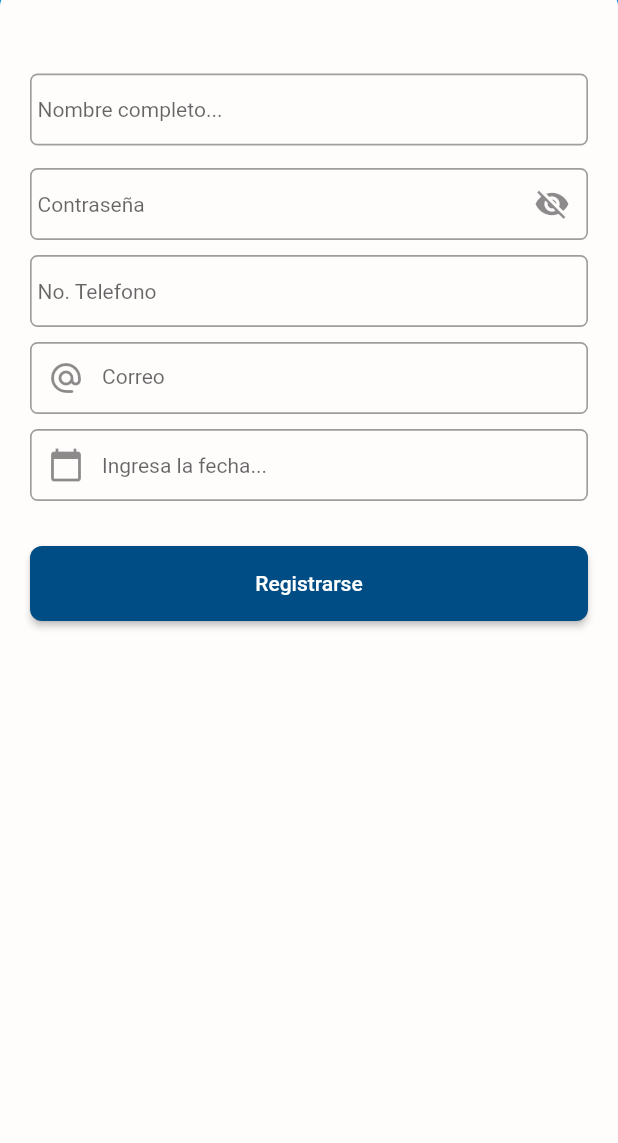
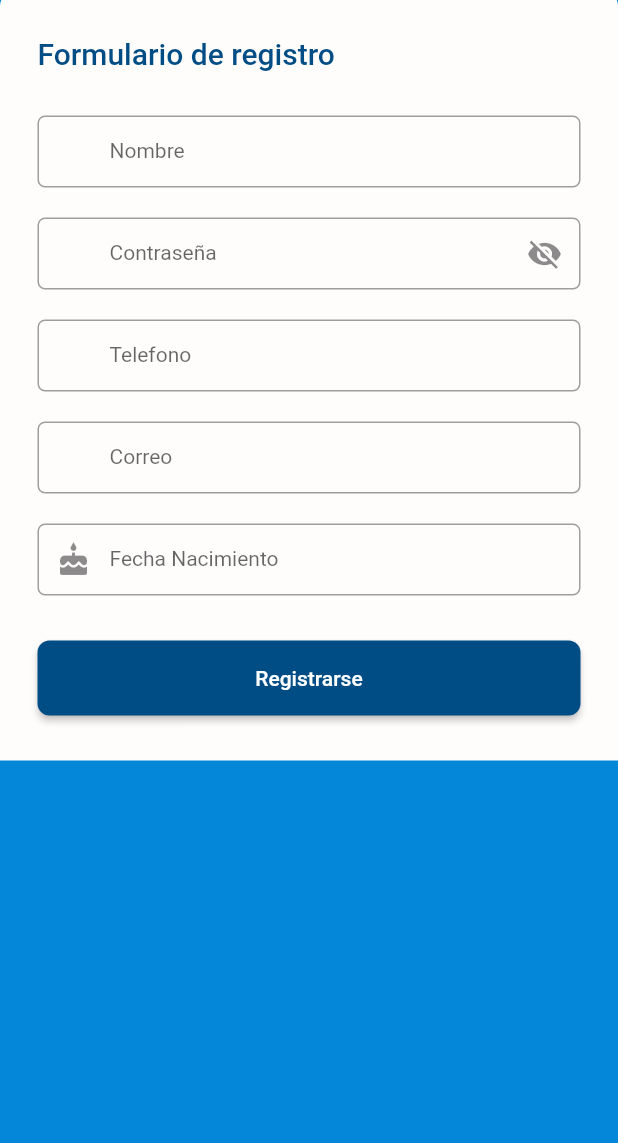
Before and after one commit to Tomas141199/findjob, a Flutter app: the screen it shows after launch, after a tap on "Registrarse", on a phone screen of 412 x 824 dp, the part 93-1236 px from its top. Run offline on Flutter 3.47's test engine with Material 2 defaults, Android fonts, the phone set to English and light mode, and no system bars; Roboto replaces fonts that are missing (Arial).

Commit message:
Agregar interfaces dos

```diff
--- a/lib/screens/login_screen.dart
+++ b/lib/screens/login_screen.dart
@@ -15,7 +15,7 @@ class LoginScreen extends StatelessWidget {
           child: Column(
             children: [
               const SizedBox(
-                height: 200,
+                height: 100,
               ),
               CardContainer(
                 child: Column(
@@ -24,12 +24,12 @@ class LoginScreen extends StatelessWidget {
                     const SizedBox(
                       height: 10,
                     ),
-                    Text(
-                      "Iniciar sesion",
-                      style: Theme.of(context).textTheme.headline5,
+                    Text('Iniciar sesión',
+                      style: AppTheme.subEncabezado,
+                      textAlign: TextAlign.center,
                     ),
 
-                    const _LoginForm(),
+                    const LoginForm(),
                       Padding(
                         padding: EdgeInsets.only(bottom: 15.0),
                       child:MaterialButton(
@@ -42,11 +42,11 @@ class LoginScreen extends StatelessWidget {
                           MaterialPageRoute(builder: (context) => RegistrationScreen()),
                         );
                       },
-                      color: Color.fromRGBO(0, 77, 133, 1),
+                      color: Colors.white,
                         child: Text(
                           'Registrarse',
                           style: TextStyle(
-                            color: Colors.white
+                            color: Colors.black87
                           ),
                         ),
                       ),
@@ -62,10 +62,18 @@ class LoginScreen extends StatelessWidget {
   }
 }
 
-class _LoginForm extends StatelessWidget {
-  const _LoginForm({
+class LoginForm extends StatefulWidget{
+  const LoginForm({
     Key? key,
   }) : super(key: key);
+
+  @override
+  _LoginForm createState()=>_LoginForm();
+}
+
+class _LoginForm extends State<LoginForm> {
+
+  bool visible=false;
 
   @override
   Widget build(BuildContext context) {
@@ -74,13 +82,26 @@ class _LoginForm extends StatelessWidget {
       child: Column(
         crossAxisAlignment: CrossAxisAlignment.stretch,
         children: [
-          TextFormField(
+          /**TextFormField:Correo electronico */
+          Padding(
+              padding: EdgeInsets.only(top:20.0),
+              child:TextFormField(
                 autocorrect: false,
                 keyboardType: TextInputType.emailAddress,
-            decoration: const InputDecoration(
+
+              style: TextStyle(
+                 fontSize: 14.0,
+                 color: Colors.black,
+                ),
+
+                decoration: InputDecoration(
                   labelText: "Correo",
                   hintText: "job@gmail.com",
                   prefixIcon: Icon(Icons.alternate_email_rounded),
+                  //suffixIcon: Icon(Icons.eyes),
+                  contentPadding: const EdgeInsets.symmetric(vertical: 5,horizontal: 5),
+                  enabledBorder:AppTheme.lightTheme.inputDecorationTheme.enabledBorder,
+                  focusedBorder: AppTheme.lightTheme.inputDecorationTheme.focusedBorder,
                 ),
               validator: (value) {
                 String pattern =
@@ -91,22 +112,41 @@ class _LoginForm extends StatelessWidget {
                   : "El formato no es valido";
               },
             ),
-          const SizedBox(
-            height: 30,
           ),
-          TextFormField(
-            autocorrect: false,
-            obscureText: true,
-            keyboardType: TextInputType.emailAddress,
-            decoration: const InputDecoration(
+
+          Padding(
+              padding: EdgeInsets.only(top:20.0),
+              child:TextFormField(
+              obscureText: !visible,
+              style: TextStyle(
+                fontSize: 14.0,
+                color: Colors.black,
+              ),
+
+              decoration: InputDecoration(
                 labelText: "Contraseña",
-              hintText: "***********",
-              prefixIcon: Icon(Icons.lock_rounded),
+                hintText: '*********',
+                prefixIcon: Icon(Icons.lock),
+                suffixIcon: IconButton(
+
+                  icon:new Icon(visible?Icons.visibility:Icons.visibility_off),
+                  onPressed: () {
+                    setState(() {
+                      visible=!visible;
+                    });
+                  },
                 ),
+                contentPadding: const EdgeInsets.symmetric(vertical: 5,horizontal: 5),
+                enabledBorder:AppTheme.lightTheme.inputDecorationTheme.enabledBorder,
+                focusedBorder: AppTheme.lightTheme.inputDecorationTheme.focusedBorder,
+              ),
+
+              //Se valida el texto que se recibe
              validator: (value) {
               if (value != null && value.length >= 6) return null;
               return "La longitud debe de ser de 6 caracteres";
             },
+            ),
           ),
           Padding(
             padding: EdgeInsets.only(top:25.0,bottom: 15.0),
--- a/lib/screens/registration_screen.dart
+++ b/lib/screens/registration_screen.dart
@@ -1,3 +1,4 @@
+import 'package:findjob_app/theme/app_theme.dart';
 import 'package:flutter/material.dart';
 import 'package:flutter/services.dart';
 import 'package:intl/intl.dart';
@@ -11,7 +12,6 @@ class RegistrationScreen extends StatefulWidget{
 class _RegistrationScreen extends State<RegistrationScreen>{
 
   bool visible=false;
-
   TextEditingController dateInput = TextEditingController();
 
   @override
@@ -24,7 +24,7 @@ class _RegistrationScreen extends State<RegistrationScreen>{
   Widget build(BuildContext context){
     return SafeArea(
       child: Scaffold(
-        backgroundColor: Color.fromRGBO(4, 135, 217, 1),
+        backgroundColor: Theme.of(context).primaryColor,
           appBar: AppBar(
             backgroundColor: Color.fromRGBO(4, 135, 217, 1),
             elevation: 0,
@@ -40,9 +40,14 @@ class _RegistrationScreen extends State<RegistrationScreen>{
               ),
           centerTitle: true,
         ),
-        body: Center(
+        body: Container(
+
+          height: double.infinity,
+
+          child:Expanded(
+          child:SingleChildScrollView(
           child: Container(
-            padding: EdgeInsets.all(20.0),
+            padding: EdgeInsets.only(top:30.0,right: 25.0,left: 25.0),
             decoration: BoxDecoration(
               color: Color.fromRGBO(255, 252, 252, 1),
               borderRadius: BorderRadius.only(
@@ -50,24 +55,22 @@ class _RegistrationScreen extends State<RegistrationScreen>{
                 topRight: Radius.circular(10),
               ),
             ),
-            child:Row(
-              children: <Widget>[
-                Expanded(
+
             child:Column(
               crossAxisAlignment: CrossAxisAlignment.stretch,
               children: <Widget>[
-
+                Text('Formulario de registro',
+                  style: AppTheme.subEncabezado,
+                ),
                 Padding(
-                        padding: EdgeInsets.only(top: 30.0),
+                  padding: EdgeInsets.only(top: 20.0),
                    child:_FormularioInicioSesion(context),
                 ),
 
               ],
             ),
           ),
-              ],
         ),
-
       ),
         ),
       ),
@@ -81,7 +84,7 @@ class _RegistrationScreen extends State<RegistrationScreen>{
         crossAxisAlignment: CrossAxisAlignment.stretch,
         children:<Widget> [
           Padding(
-            padding: EdgeInsets.only(top:5.0,bottom: 10.0),
+            padding: EdgeInsets.only(top:10.0),
             child:TextFormField(
 
               style: TextStyle(
@@ -89,24 +92,15 @@ class _RegistrationScreen extends State<RegistrationScreen>{
                 color: Colors.black,
               ),
 
+
               decoration: InputDecoration(
-                hintText: 'Nombre completo...',
+                prefixIcon: Icon(Icons.usb_rounded,color: Colors.transparent,),
+                labelText: "Nombre",
+                hintText: 'Juan Perez Hernandez',
                 contentPadding: const EdgeInsets.symmetric(vertical: 5,horizontal: 5),
 
-                //Estilo del borde cuando el input esta habilitado
-                enabledBorder: OutlineInputBorder(
-                  borderRadius: BorderRadius.circular(5.0),
-                  borderSide: BorderSide(color: Colors.grey, width: 1.1),
-                ),
-
-                focusedBorder: OutlineInputBorder(
-                  gapPadding: 0.0,
-                  borderRadius: BorderRadius.circular(5.0),
-                  borderSide: BorderSide(
-                    color:  Color.fromRGBO(4, 135, 217, 1),
-                    width: 1
-                  ),
-                ),
+                enabledBorder:AppTheme.lightTheme.inputDecorationTheme.enabledBorder,
+                focusedBorder:AppTheme.lightTheme.inputDecorationTheme.focusedBorder,
               ),
 
               //Se valida el texto que se recibe
@@ -120,7 +114,7 @@ class _RegistrationScreen extends State<RegistrationScreen>{
           ),
 
           Padding(
-              padding: EdgeInsets.only(top:5.0,bottom: 5.0),
+              padding: EdgeInsets.only(top:20.0),
               child:TextFormField(
               obscureText: !visible,
               style: TextStyle(
@@ -129,8 +123,11 @@ class _RegistrationScreen extends State<RegistrationScreen>{
               ),
 
               decoration: InputDecoration(
-                hintText: 'Contraseña',
+                labelText: "Contraseña",
+                hintText: '*********',
+                prefixIcon: Icon(Icons.lock,color: Colors.transparent,),
                 suffixIcon: IconButton(
+
                   icon:new Icon(visible?Icons.visibility:Icons.visibility_off),
                   onPressed: () {
                     setState(() {
@@ -139,35 +136,20 @@ class _RegistrationScreen extends State<RegistrationScreen>{
                   },
                 ),
                 contentPadding: const EdgeInsets.symmetric(vertical: 5,horizontal: 5),
-
-                //Estilo del borde cuando el input esta habilitado
-                enabledBorder: OutlineInputBorder(
-                  borderRadius: BorderRadius.circular(5.0),
-                  borderSide: BorderSide(color: Colors.grey, width: 1.1),
-                ),
-
-                focusedBorder: OutlineInputBorder(
-                  gapPadding: 0.0,
-                  borderRadius: BorderRadius.circular(5.0),
-                  borderSide: BorderSide(
-                    color:  Color.fromRGBO(4, 135, 217, 1),
-                    width: 1
-                  ),
-                ),
+                enabledBorder:AppTheme.lightTheme.inputDecorationTheme.enabledBorder,
+                focusedBorder: AppTheme.lightTheme.inputDecorationTheme.focusedBorder,
               ),
 
               //Se valida el texto que se recibe
              validator: (value) {
-                if (value == null || value.isEmpty) {
-                  return 'Es necesario ingresar un texto';
-                }
-                return null;
+              if (value != null && value.length >= 6) return null;
+              return "La longitud debe de ser de 6 caracteres";
             },
             ),
           ),
 
           Padding(
-              padding: EdgeInsets.only(top:5.0,bottom: 5.0),
+              padding: EdgeInsets.only(top:20.0),
               child:TextFormField(
 
                 keyboardType: TextInputType.number,
@@ -181,23 +163,13 @@ class _RegistrationScreen extends State<RegistrationScreen>{
                 ),
 
                 decoration: InputDecoration(
-                  hintText: 'No. Telefono',
+                  labelText: "Telefono",
+                  hintText: '*******890',
+                  prefixIcon: Icon(Icons.phone,color: Colors.transparent,),
                   //suffixIcon: Icon(Icons.eyes),
                   contentPadding: const EdgeInsets.symmetric(vertical: 5,horizontal: 5),
-                  //Estilo del borde cuando el input esta habilitado
-                  enabledBorder: OutlineInputBorder(
-                    borderRadius: BorderRadius.circular(5.0),
-                    borderSide: BorderSide(color: Colors.grey, width: 1.1),
-                  ),
-
-                  focusedBorder: OutlineInputBorder(
-                    gapPadding: 0.0,
-                    borderRadius: BorderRadius.circular(5.0),
-                    borderSide: BorderSide(
-                      color:  Color.fromRGBO(4, 135, 217, 1),
-                      width: 1
-                    ),
-                  ),
+                  enabledBorder:AppTheme.lightTheme.inputDecorationTheme.enabledBorder,
+                  focusedBorder: AppTheme.lightTheme.inputDecorationTheme.focusedBorder,
                 ),
 
               //Se valida el texto que se recibe
@@ -213,7 +185,7 @@ class _RegistrationScreen extends State<RegistrationScreen>{
 
           /**TextFormField:Correo electronico */
           Padding(
-              padding: EdgeInsets.only(top:5.0,bottom: 5.0),
+              padding: EdgeInsets.only(top:20.0),
               child:TextFormField(
                 autocorrect: false,
                 keyboardType: TextInputType.emailAddress,
@@ -226,23 +198,11 @@ class _RegistrationScreen extends State<RegistrationScreen>{
                 decoration: InputDecoration(
                   labelText: "Correo",
                   hintText: "job@gmail.com",
-                  prefixIcon: Icon(Icons.alternate_email_rounded),
+                  prefixIcon: Icon(Icons.alternate_email_rounded, color: Colors.transparent,),
                   //suffixIcon: Icon(Icons.eyes),
                   contentPadding: const EdgeInsets.symmetric(vertical: 5,horizontal: 5),
-                  //Estilo del borde cuando el input esta habilitado
-                  enabledBorder: OutlineInputBorder(
-                    borderRadius: BorderRadius.circular(5.0),
-                    borderSide: BorderSide(color: Colors.grey, width: 1.1),
-                  ),
-
-                  focusedBorder: OutlineInputBorder(
-                    gapPadding: 0.0,
-                    borderRadius: BorderRadius.circular(5.0),
-                    borderSide: BorderSide(
-                      color:  Color.fromARGB(255, 144, 170, 185),
-                      width: 1
-                    ),
-                  ),
+                  enabledBorder:AppTheme.lightTheme.inputDecorationTheme.enabledBorder,
+                  focusedBorder: AppTheme.lightTheme.inputDecorationTheme.focusedBorder,
                 ),
               validator: (value) {
                 String pattern =
@@ -257,7 +217,7 @@ class _RegistrationScreen extends State<RegistrationScreen>{
 
           /**TextFormField:Fecha de nacimiento */
           Padding(
-              padding: EdgeInsets.only(top:5.0,bottom: 5.0),
+              padding: EdgeInsets.only(top:20.0),
               child:TextFormField(
                 controller: dateInput,
                 readOnly: true,
@@ -267,25 +227,14 @@ class _RegistrationScreen extends State<RegistrationScreen>{
                 ),
 
                 decoration: InputDecoration(
-                  hintText: 'Ingresa la fecha...',
-                  //suffixIcon: Icon(Icons.eyes),
-                  prefixIcon: Icon(Icons.calendar_today), //icon of text field
+                  labelText: "Fecha Nacimiento",
+                  hintText: 'aa/mm/dd',
+                  prefixIcon: Icon(Icons.cake), //icon of text field
 
                   contentPadding: const EdgeInsets.symmetric(vertical: 5,horizontal: 5),
                   //Estilo del borde cuando el input esta habilitado
-                  enabledBorder: OutlineInputBorder(
-                    borderRadius: BorderRadius.circular(5.0),
-                    borderSide: BorderSide(color: Colors.grey, width: 1.1),
-                  ),
-
-                  focusedBorder: OutlineInputBorder(
-                    gapPadding: 0.0,
-                    borderRadius: BorderRadius.circular(5.0),
-                    borderSide: BorderSide(
-                      color:  Color.fromRGBO(4, 135, 217, 1),
-                      width: 1
-                    ),
-                  ),
+                  enabledBorder:AppTheme.lightTheme.inputDecorationTheme.enabledBorder,
+                  focusedBorder: AppTheme.lightTheme.inputDecorationTheme.focusedBorder,
                 ),
 
               //Se valida el texto que se recibe
@@ -319,7 +268,7 @@ class _RegistrationScreen extends State<RegistrationScreen>{
             ),
           ),
           Padding(
-            padding: EdgeInsets.only(top:25.0,bottom: 15.0),
+            padding: EdgeInsets.only(top:30.0,bottom:30.0),
             child:MaterialButton(
               shape: RoundedRectangleBorder(
                   borderRadius: BorderRadius.circular(8)),
--- a/lib/theme/app_theme.dart
+++ b/lib/theme/app_theme.dart
@@ -4,6 +4,12 @@ class AppTheme {
   static const Color primary = Color(0xFF0487D9);
   static const Color deepBlue = Color(0xFF004D85);
   static const Color accentPink = Color(0xFFFF2772);
+
+  static const TextStyle subEncabezado = TextStyle(
+    fontSize: 20.0,
+    color:deepBlue,
+    fontWeight:FontWeight.w500,
+  );
 
   static final ThemeData lightTheme = ThemeData.light().copyWith(
     //Color primario
@@ -14,7 +20,6 @@ class AppTheme {
     textButtonTheme: TextButtonThemeData(
       style: TextButton.styleFrom(foregroundColor: primary),
     ),
-
     //Floationg action button
     floatingActionButtonTheme:
         const FloatingActionButtonThemeData(backgroundColor: primary),
@@ -33,21 +38,22 @@ class AppTheme {
         borderSide: BorderSide(
           color: Colors.grey,
         ),
-        borderRadius: BorderRadius.all(Radius.circular(10)),
+        borderRadius: BorderRadius.all(Radius.circular(5.0)),
       ),
       focusedBorder: OutlineInputBorder(
         borderSide: BorderSide(
           color: primary,
+          width: 1
         ),
-        borderRadius: BorderRadius.only(
-          bottomLeft: Radius.circular(10),
-          topRight: Radius.circular(10),
-        ),
+        borderRadius: BorderRadius.all(Radius.circular(5.0)),
+
       ),
       border: OutlineInputBorder(
         borderRadius: BorderRadius.only(
           bottomLeft: Radius.circular(10),
+          bottomRight: Radius.circular(10),
           topRight: Radius.circular(10),
+          topLeft: Radius.circular(10),
         ),
       ),
     ),
--- a/lib/widgets/auth_background.dart
+++ b/lib/widgets/auth_background.dart
@@ -31,13 +31,11 @@ class _HeaderLogo extends StatelessWidget {
           height: 100,
           child: Column(
             children: const [
-              SizedBox(
-                height: 40,
-              ),
+
               Text(
                 "FindJob",
                 style: TextStyle(
-                    fontSize: 50,
+                    fontSize: 30,
                     color: Colors.white,
                     fontWeight: FontWeight.bold),
               ),
```
Also changed, not shown: lib/screens/addjob_screen.dart (+45 -82 lines). Lines whose indentation alone changed are shown as unchanged.
